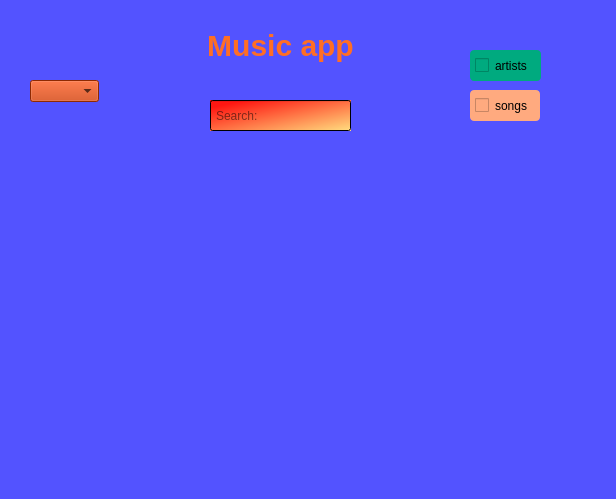
Qt form main_window.ui (datob12321/mini_music_app) before a commit.
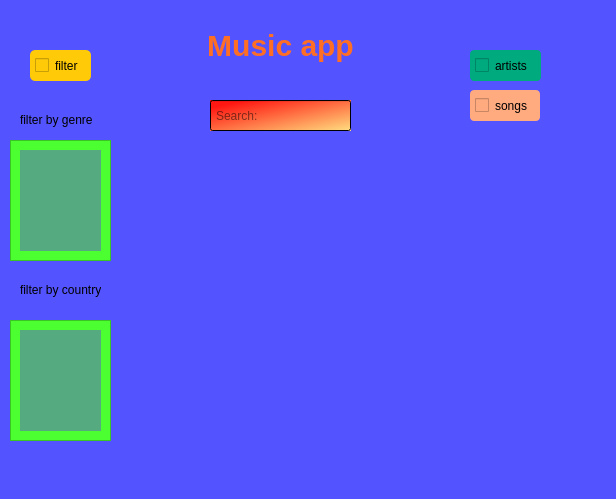
The same form after that commit.

```diff
--- a/main_window.ui
+++ b/main_window.ui
@@ -94,19 +94,6 @@
      <bool>false</bool>
     </property>
    </widget>
-   <widget class="QComboBox" name="comboBox">
-    <property name="geometry">
-     <rect>
-      <x>30</x>
-      <y>80</y>
-      <width>69</width>
-      <height>22</height>
-     </rect>
-    </property>
-    <property name="styleSheet">
-     <string notr="true">background-color: rgb(200, 58, 2);</string>
-    </property>
-   </widget>
    <widget class="QCheckBox" name="checkBox">
     <property name="geometry">
      <rect>
@@ -144,6 +131,143 @@
      <string>songs</string>
     </property>
    </widget>
+   <widget class="QScrollArea" name="scrollArea_genre">
+    <property name="geometry">
+     <rect>
+      <x>10</x>
+      <y>140</y>
+      <width>101</width>
+      <height>121</height>
+     </rect>
+    </property>
+    <property name="styleSheet">
+     <string notr="true">background-color: rgb(75, 255, 48);</string>
+    </property>
+    <property name="widgetResizable">
+     <bool>true</bool>
+    </property>
+    <widget class="QWidget" name="scrollAreaWidgetContents">
+     <property name="geometry">
+      <rect>
+       <x>0</x>
+       <y>0</y>
+       <width>99</width>
+       <height>119</height>
+      </rect>
+     </property>
+     <layout class="QGridLayout" name="gridLayout">
+      <item row="0" column="0">
+       <widget class="QWidget" name="innerWidget" native="true">
+        <property name="styleSheet">
+         <string notr="true">background-color: rgb(85, 170, 127);</string>
+        </property>
+        <widget class="QWidget" name="verticalLayoutWidget">
+         <property name="geometry">
+          <rect>
+           <x>10</x>
+           <y>10</y>
+           <width>61</width>
+           <height>80</height>
+          </rect>
+         </property>
+         <layout class="QVBoxLayout" name="verticalLayout1"/>
+        </widget>
+       </widget>
+      </item>
+     </layout>
+    </widget>
+   </widget>
+   <widget class="QScrollArea" name="scrollArea_country">
+    <property name="geometry">
+     <rect>
+      <x>10</x>
+      <y>320</y>
+      <width>101</width>
+      <height>121</height>
+     </rect>
+    </property>
+    <property name="styleSheet">
+     <string notr="true">background-color: rgb(75, 255, 48);</string>
+    </property>
+    <property name="widgetResizable">
+     <bool>true</bool>
+    </property>
+    <widget class="QWidget" name="scrollAreaWidgetContents_2">
+     <property name="geometry">
+      <rect>
+       <x>0</x>
+       <y>0</y>
+       <width>99</width>
+       <height>119</height>
+      </rect>
+     </property>
+     <layout class="QGridLayout" name="gridLayout_2">
+      <item row="0" column="0">
+       <widget class="QWidget" name="innerWidget_2" native="true">
+        <property name="styleSheet">
+         <string notr="true">background-color: rgb(85, 170, 127);</string>
+        </property>
+        <widget class="QWidget" name="verticalLayoutWidget_2">
+         <property name="geometry">
+          <rect>
+           <x>10</x>
+           <y>10</y>
+           <width>61</width>
+           <height>80</height>
+          </rect>
+         </property>
+         <layout class="QVBoxLayout" name="verticalLayout1_2"/>
+        </widget>
+       </widget>
+      </item>
+     </layout>
+    </widget>
+   </widget>
+   <widget class="QLabel" name="label_2">
+    <property name="geometry">
+     <rect>
+      <x>20</x>
+      <y>110</y>
+      <width>81</width>
+      <height>20</height>
+     </rect>
+    </property>
+    <property name="text">
+     <string>filter by genre</string>
+    </property>
+   </widget>
+   <widget class="QLabel" name="label_3">
+    <property name="geometry">
+     <rect>
+      <x>20</x>
+      <y>280</y>
+      <width>81</width>
+      <height>20</height>
+     </rect>
+    </property>
+    <property name="text">
+     <string>filter by country</string>
+    </property>
+   </widget>
+   <widget class="QCheckBox" name="checkBox_filter">
+    <property name="geometry">
+     <rect>
+      <x>30</x>
+      <y>50</y>
+      <width>61</width>
+      <height>31</height>
+     </rect>
+    </property>
+    <property name="styleSheet">
+     <string notr="true">font: 75 12pt &quot;Gadugi&quot;;
+background-color: rgb(255, 202, 8);
+padding: 5px;
+border-radius:5px;</string>
+    </property>
+    <property name="text">
+     <string>filter</string>
+    </property>
+   </widget>
   </widget>
   <widget class="QMenuBar" name="menubar">
    <property name="geometry">
```
Left out of the diff: 6 changed lines with no effect on the pictures.
